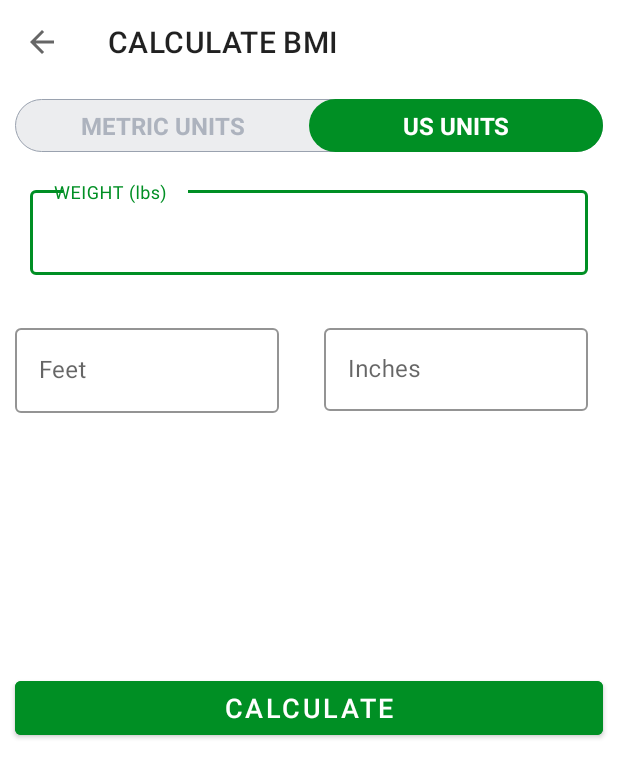
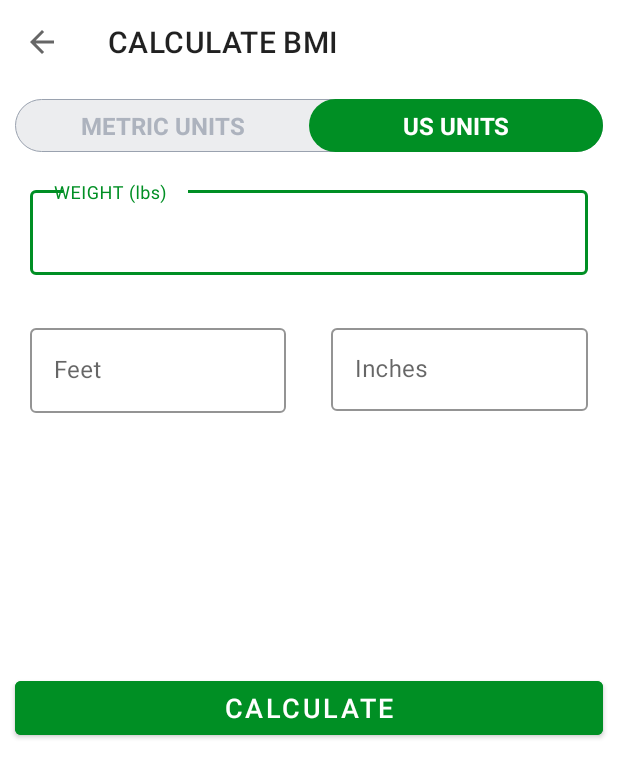
Before and after one commit to coding-ish/7minutesWorkout, an Android app: the BMIActivity screen opened directly, with no data from a screen before it, after a tap on "US UNITS", on a phone screen of 412 x 824 dp. Shown: the top 778 px of the screen. Run offline under Robolectric (Android 15) with nearby library versions, the phone set to English and light mode, and no system bars.

```diff
--- a/app/src/main/java/com/example/a7minutesworkout/BMI.kt
+++ b/app/src/main/java/com/example/a7minutesworkout/BMI.kt
@@ -29,16 +29,40 @@ class BMIActivity : AppCompatActivity() {
         }
 
         binding?.rbMetricUnits?.setOnClickListener {
+
+            //HIDE RESULTS
             binding?.llMetricUnits?.visibility = View.VISIBLE
-            binding?.etMetricUnitWeight?.requestFocus()
             binding?.llUSUnitHeight?.visibility = View.INVISIBLE
             binding?.llUSUnitWeight?.visibility = View.INVISIBLE
+            binding?.llDisplayBMIResult?.visibility = View.INVISIBLE
+
+            //RESET TEXT EVERYTIME USER CLICKS ON RADIO BTN
+            binding?.etMetricUnitWeight?.text?.clear()
+            binding?.etMetricUnitHeight?.text?.clear()
+            binding?.etUSUnitWeight?.text?.clear()
+            binding?.etUSUnitHeightFeet?.text?.clear()
+            binding?.etUSUnitHeightInches?.text?.clear()
+
+            //GAIN FOCUS ON WEIGHT
+            binding?.etMetricUnitWeight?.requestFocus()
         }
 
         binding?.rbUsUnits?.setOnClickListener {
+
+            //HIDE RESULTS
             binding?.llMetricUnits?.visibility = View.INVISIBLE
             binding?.llUSUnitHeight?.visibility = View.VISIBLE
             binding?.llUSUnitWeight?.visibility = View.VISIBLE
+            binding?.llDisplayBMIResult?.visibility = View.INVISIBLE
+
+            //RESET TEXT EVERYTIME USER CLICKS ON RADIO BTN
+            binding?.etMetricUnitWeight?.text?.clear()
+            binding?.etMetricUnitHeight?.text?.clear()
+            binding?.etUSUnitWeight?.text?.clear()
+            binding?.etUSUnitHeightFeet?.text?.clear()
+            binding?.etUSUnitHeightInches?.text?.clear()
+
+            //GAIN FOCUS ON WEIGHT
             binding?.etUSUnitWeight?.requestFocus()
         }
 
--- a/app/src/main/res/layout/activity_bmiactivity.xml
+++ b/app/src/main/res/layout/activity_bmiactivity.xml
@@ -157,9 +157,7 @@
             android:layout_height="wrap_content"
             android:layout_weight="0.5"
             android:layout_below="@id/llUSUnitWeight"
-            android:layout_marginTop="10dp"
-            android:layout_marginEnd="10dp"
-            android:layout_marginBottom="10dp"
+            android:layout_margin="10dp"
             app:boxStrokeColor="@color/colorAccent"
             app:hintTextColor="@color/colorAccent">
 
```
